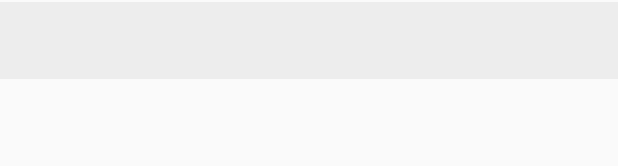
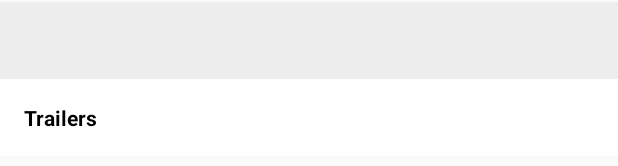
Before and after one commit to kiranudupi/Udacity-PopularMovies, an Android app: the layout activity_movie_detail.xml on its own in the app's theme, with its tools: preview values and no code run, on a phone screen of 412 x 824 dp. Shown: the part 432-598 px from the top of the screen. Run offline under Robolectric (Android 15) with nearby library versions, the phone set to English and light mode, and no system bars.

Commit message:
code for trailers added

```diff
--- a/app/src/main/java/in/kirankumard/popularmovies_udacity/Constants/Constants.java
+++ b/app/src/main/java/in/kirankumard/popularmovies_udacity/Constants/Constants.java
@@ -17,4 +17,8 @@ public class Constants {
     public static final String BUNDLE_MOVIES_ARRAYLIST_KEY = "moviesArrayList";
     public static final String BUNDLE_RECYCLERVIEW_POSITION = "recyclerviewPosition";
 
+    public static final String TRAILER_TYPE_KEY = "type";
+    public static final String TRAILER_TYPE_VALUE = "Trailer";
+    public static final String TRAILER_KEY = "key";
+
 }
--- a/app/src/main/res/layout/activity_movie_detail.xml
+++ b/app/src/main/res/layout/activity_movie_detail.xml
@@ -91,9 +91,28 @@
             android:layout_below="@id/tv_release_date"
             android:layout_alignParentStart="true"
             android:layout_alignParentEnd="true"
-            android:layout_alignParentBottom="true"
+
             android:background="@color/overview_background"
             android:padding="@dimen/padding_16dp" />
+
+        <LinearLayout
+            android:id="@+id/ll_trailers_parent"
+            android:layout_width="match_parent"
+            android:layout_height="wrap_content"
+            android:layout_below="@id/tv_overview"
+            android:padding="@dimen/padding_16dp"
+            android:background="@color/white"
+            android:layout_alignParentStart="true"
+            android:layout_alignParentEnd="true"
+            android:orientation="vertical">
+            <TextView
+                android:layout_width="match_parent"
+                android:layout_height="wrap_content"
+                android:text="@string/trailers_title"
+                android:textStyle="bold"
+                android:textColor="@color/black"
+                />
+        </LinearLayout>
 
 
     </RelativeLayout>
--- a/app/src/main/res/values/colors.xml
+++ b/app/src/main/res/values/colors.xml
@@ -8,4 +8,5 @@
     <color name="black">#000000</color>
     <color name="overview_background">#ededed</color>
     <color name="vote_tint">#ff9900</color>
+    <color name="white">#ffffff</color>
 </resources>
--- a/app/src/main/res/values/strings.xml
+++ b/app/src/main/res/values/strings.xml
@@ -8,10 +8,14 @@
     <string name="api_key">ba30785252340f200b47d8921a80dc57</string>
     <string name="movied_db_url_popularity">https://api.themoviedb.org/3/movie/popular?api_key=</string>
     <string name="movied_db_url_rating">http://api.themoviedb.org/3/movie/top_rated?api_key=</string>
+    <string name="movies_trailer_url_primary">https://api.themoviedb.org/3/movie/</string>
+    <string name="movies_trailer_url_secondary">/videos?api_key=</string>
     <string name="movie_poster_url">http://image.tmdb.org/t/p/w185/</string>
     <string name="movie_backdrop_url">http://image.tmdb.org/t/p/original/</string>
     <string name="popularity_menu_item">Popularity</string>
     <string name="rating_menu_item">Rating</string>
     <string name="movie_vote">%d votes</string>
     <string name="movie_release_date">Released On: %s</string>
+    <string name="trailers_title">Trailers</string>
+    <string name="trailers_url">https://www.youtube.com/watch?v=</string>
 </resources>
```
Also changed, not shown: app/src/main/java/in/kirankumard/popularmovies_udacity/Activity/MovieDetailActivity.java (+108 -5 lines), app/src/main/java/in/kirankumard/popularmovies_udacity/Utils/Utils.java (+23 -9 lines), app/src/main/res/drawable-v24/baseline_play_arrow_black_18dp.png (added), app/src/main/res/drawable-v24/baseline_play_arrow_white_18dp.png (added).
